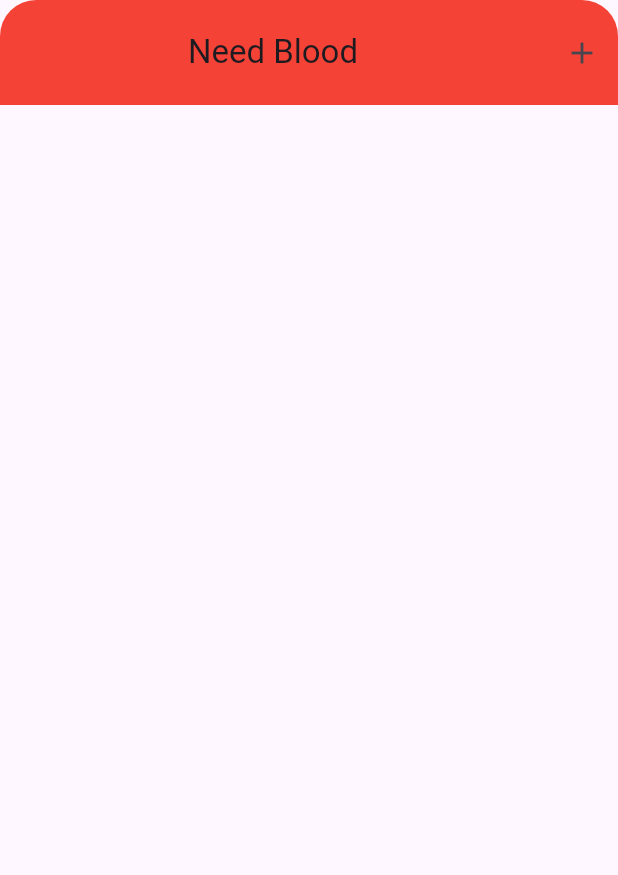
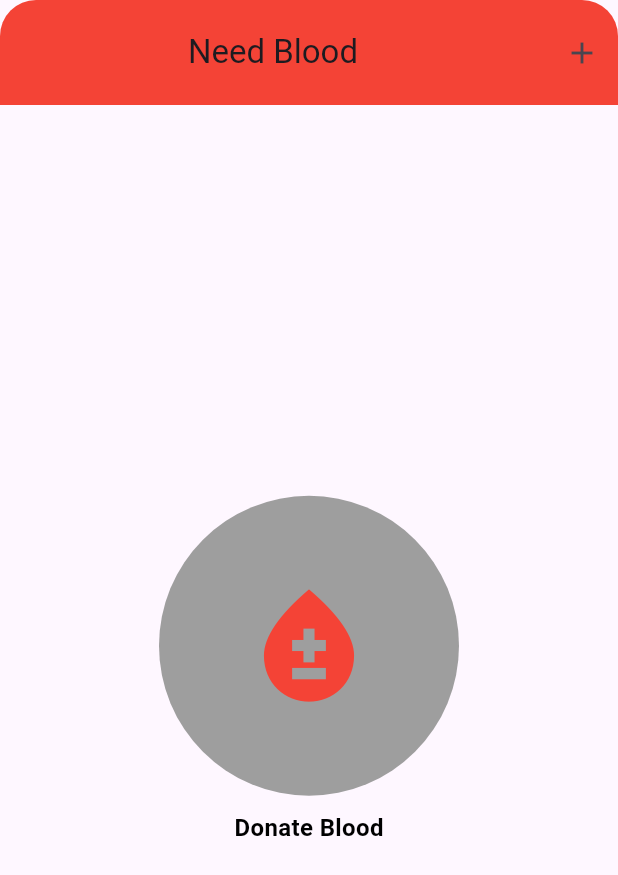
Before and after one commit to Sakib137/flutter_live_test2, a Flutter app: the screen it shows after launch, on a phone screen of 412 x 824 dp. Shown: the top 875 px of the screen. Run offline on Flutter 3.47's test engine with Material 3 defaults, Android fonts, the phone set to English and light mode, and no system bars.

Commit message:
full done

```diff
--- a/lib/main.dart
+++ b/lib/main.dart
@@ -34,6 +34,31 @@ class MyWidget extends StatelessWidget {
         backgroundColor: Colors.red,
         toolbarHeight: 70,
       ),
+      body: const Center(
+        child: Column(
+          mainAxisAlignment: MainAxisAlignment.center,
+          children: [
+            CircleAvatar(
+              radius: 100, // Adjust the size of the circle
+              backgroundColor: Colors.grey,
+              child: Icon(
+                Icons.bloodtype, // Blood donation icon
+                color: Colors.red,
+                size: 90,
+              ),
+            ),
+            SizedBox(height: 10), // Spacing between the icon and text
+            Text(
+              'Donate Blood',
+              style: TextStyle(
+                color: Colors.black,
+                fontWeight: FontWeight.bold,
+                fontSize: 16,
+              ),
+            ),
+          ],
+        ),
+      ),
     );
   }
 }
```
